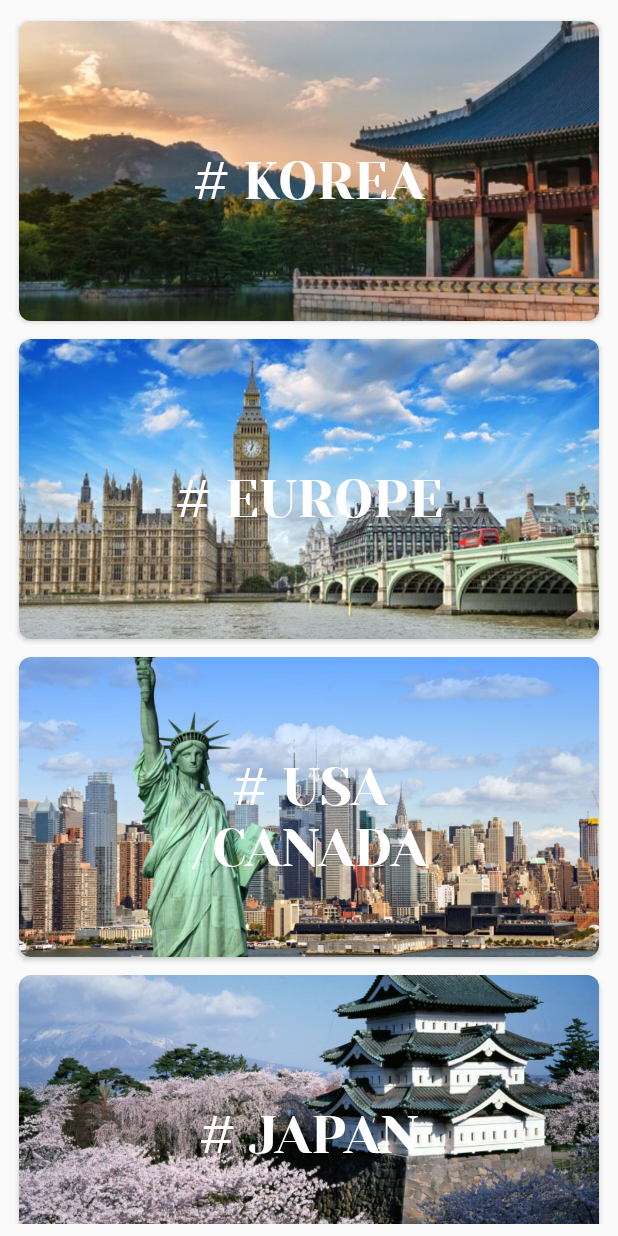
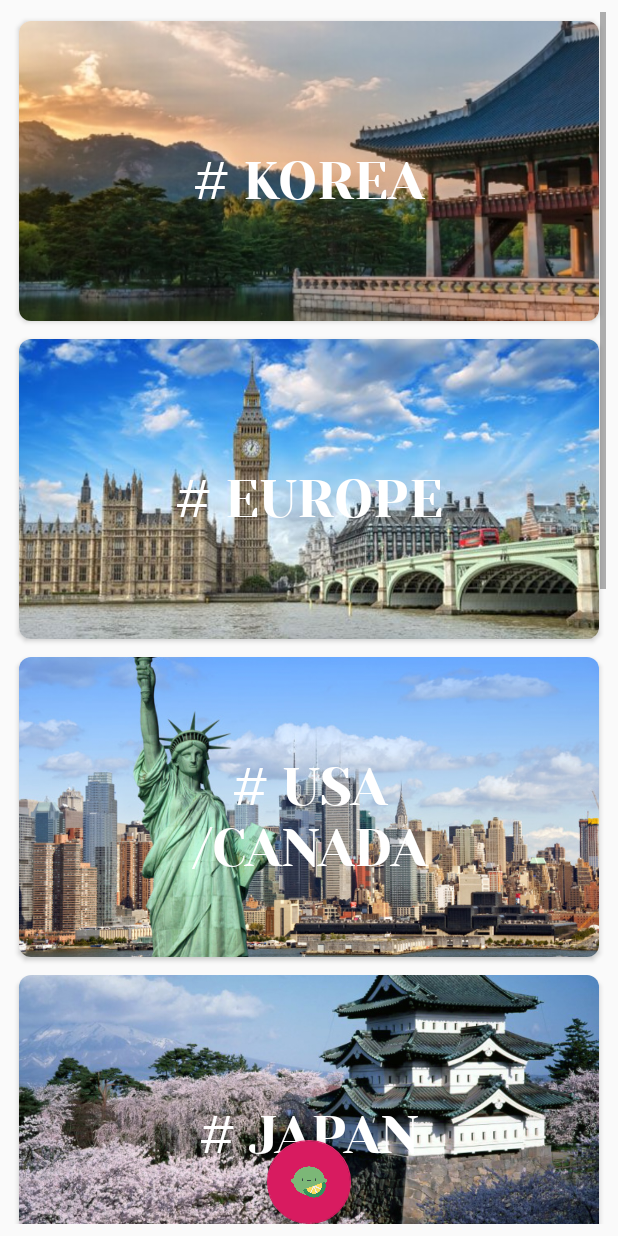
Before and after one commit to gus092/Mojito, an Android app: the fragment Tab1 shown on its own in the app's theme, after a tap on "BUTTON", on a phone screen of 412 x 824 dp. Run offline under Robolectric (Android 15) with nearby library versions, the phone set to English and light mode, and no system bars.

Commit message:
2:29 AM 20th July

```diff
--- a/app/src/main/AndroidManifest.xml
+++ b/app/src/main/AndroidManifest.xml
@@ -12,7 +12,6 @@
     <uses-permission android:name="android.permission.CAMERA" />
     <uses-feature android:name="android.hardware.camera"
         android:required="false" />
-
 
     <application
         android:allowBackup="true"
@@ -33,7 +32,6 @@
         </activity>
         <activity android:name=".uploadPhotoActivity"/>
         <activity android:name=".Party.PartyActivity"/>
-        <activity android:name=".BaseActivity"/>
         <activity android:name=".DetailGallery"/>
     </application>
 
--- a/app/src/main/java/com/example/mojito/BaseActivity.java
+++ /dev/null
@@ -1,58 +0,0 @@
-package com.example.mojito;
-
-import android.app.Activity;
-import android.content.Intent;
-import android.os.Bundle;
-
-import androidx.recyclerview.widget.GridLayoutManager;
-import androidx.recyclerview.widget.RecyclerView;
-
-import java.util.ArrayList;
-import java.util.List;
-
-
-public class BaseActivity extends Activity {
-
-    private GridLayoutManager lLayout;
-
-    public void onCreate(Bundle savedInstanceState) {
-        super.onCreate(savedInstanceState);
-        setContentView(R.layout.baseactivity);
-        List<Item> rowListItem = getAllItemList();
-        Intent i = getIntent();
-        String welcomupload = i.getStringExtra("main");
-
-        lLayout = new GridLayoutManager(this, 1);//category spancount
-
-        RecyclerView rView = (RecyclerView)findViewById(R.id.recycler_view);
-        rView.setHasFixedSize(true);
-        rView.setLayoutManager(lLayout);
-
-
-        RecyclerViewAdapter rcAdapter = new RecyclerViewAdapter(this, rowListItem);
-        rView.setAdapter(rcAdapter);
-
-    }
-    private List<Item> getAllItemList(){
-
-        List<Item> allItems = new ArrayList<Item>();
-
-                allItems.add(new Item("\n# KOREA", R.drawable.korea));
-                allItems.add(new Item("\n# EUROPE", R.drawable.london));
-                allItems.add(new Item("\n# USA\n/CANADA", R.drawable.usa));
-                allItems.add(new Item("\n# JAPAN", R.drawable.japan));
-                allItems.add(new Item("\n# AFRICA", R.drawable.africa));
-                allItems.add(new Item("\n# ASIA\n/INDIA", R.drawable.seaisa));
-                allItems.add(new Item("\n# CHINA\n/TAIWAN", R.drawable.taiwan));
-                allItems.add(new Item("\n# OTHERS", R.drawable.others));
-
-
-
-
-
-        //modified
-
-        return allItems;
-    }
-
-}
--- a/app/src/main/java/com/example/mojito/MainActivity.java
+++ b/app/src/main/java/com/example/mojito/MainActivity.java
@@ -1,95 +1,54 @@
 package com.example.mojito;
 
-
 import android.Manifest;
+import android.app.Activity;
+import android.content.Intent;
 import android.content.pm.PackageManager;
 import android.os.Build;
 import android.os.Bundle;
+import android.view.View;
+import android.widget.Button;
 import android.widget.TextView;
 import android.widget.Toast;
 
 import androidx.annotation.NonNull;
-import androidx.appcompat.app.AppCompatActivity;
+import androidx.recyclerview.widget.GridLayoutManager;
+import androidx.recyclerview.widget.RecyclerView;
 import androidx.viewpager.widget.ViewPager;
 
+import com.example.mojito.Party.PartyActivity;
 import com.example.mojito.ui.main.SectionsPagerAdapter;
+import com.google.android.gms.common.annotation.KeepForSdkWithMembers;
+import com.google.android.material.floatingactionbutton.FloatingActionButton;
 import com.google.android.material.tabs.TabLayout;
-import com.google.firebase.database.DatabaseReference;
-import com.google.firebase.database.FirebaseDatabase;
 
 import java.util.ArrayList;
 import java.util.List;
 
-public class MainActivity extends AppCompatActivity {
+public class MainActivity extends Activity{
+    private GridLayoutManager lLayout;
     private TextView tvData;
-
+    private FloatingActionButton btnParty;
     String[] permission_list = {
             Manifest.permission.WRITE_EXTERNAL_STORAGE,
-            Manifest.permission.READ_CONTACTS,
             Manifest.permission.CAMERA,
-            Manifest.permission.WRITE_EXTERNAL_STORAGE,
             Manifest.permission.INTERNET
-
     };
 
-//    private static final int MY_PERMISSIONS_REQUEST_READ_CONTACTS = 100;
-//    private static final int PICK_FROM_GALLERY = 1;
+    public void onCreate(Bundle savedInstanceState) {
+        super.onCreate(savedInstanceState);
+        setContentView(R.layout.mainactivity);
+        checkPermission();
+        final FloatingActionButton btnParty = findViewById(R.id.findparty);
+        btnParty.setOnClickListener(new FloatingActionButton.OnClickListener(){
+            @Override
+            public void onClick(View view){
+                Intent intent_party = new Intent(getBaseContext(), PartyActivity.class);
+                startActivity(intent_party);
+            }
 
-//    private List<String> Phone_number = new ArrayList<>();
-//    private List<String> Phone_name = new ArrayList<>();
+        });
 
-//    @Override
-//    public void onRequestPermissionsResult(int requestCode, String[] permission, int[] grantResults) {
-//        switch(requestCode) {
-//            case MY_PERMISSIONS_REQUEST_READ_CONTACTS: {
-//                if (grantResults.length > 0 && grantResults[0] == PackageManager.PERMISSION_GRANTED) {
-//
-//                } else {
-//
-//                }
-//                return;
-//            }
-//        }
-//    }
-
-    @Override
-    protected void onCreate(Bundle savedInstanceState) {
-        super.onCreate(savedInstanceState);
-        setContentView(R.layout.activity_main);
-
-
-//        if(ContextCompat.checkSelfPermission(MainActivity.this, Manifest.permission.READ_CONTACTS)!=PackageManager.PERMISSION_GRANTED) {
-//            if(ActivityCompat.shouldShowRequestPermissionRationale(MainActivity.this, Manifest.permission.READ_CONTACTS)) {
-//
-//            } else {
-//                ActivityCompat.requestPermissions(MainActivity.this, new String[] {Manifest.permission.READ_CONTACTS}, MY_PERMISSIONS_REQUEST_READ_CONTACTS);
-//            }
-//        } else {
-//
-//        }
-//
-//        try {
-//            if (ActivityCompat.checkSelfPermission(this, Manifest.permission.READ_EXTERNAL_STORAGE) != PackageManager.PERMISSION_GRANTED) {
-//                ActivityCompat.requestPermissions(this, new String[]{Manifest.permission.READ_EXTERNAL_STORAGE, Manifest.permission.WRITE_EXTERNAL_STORAGE}, PICK_FROM_GALLERY);
-//            } else {
-//                ActivityCompat.requestPermissions(MainActivity.this,
-//                        new String[]{Manifest.permission.READ_EXTERNAL_STORAGE},
-//                        MY_PERMISSIONS_REQUEST_READ_CONTACTS);
-////                Intent galleryIntent = new Intent(Intent.ACTION_PICK, android.provider.MediaStore.Images.Media.EXTERNAL_CONTENT_URI);
-////                startActivityForResult(galleryIntent, PICK_FROM_GALLERY);
-//            }
-//        } catch (Exception e) {
-//            e.printStackTrace();
-//        }
-//
-//        checkPermission();
-    }
-    public void initialize(){
-        SectionsPagerAdapter sectionsPagerAdapter = new SectionsPagerAdapter(this, getSupportFragmentManager());
-        ViewPager viewPager = findViewById(R.id.view_pager);
-        viewPager.setAdapter(sectionsPagerAdapter);
-        TabLayout tabs = findViewById(R.id.tabs);
-        tabs.setupWithViewPager(viewPager);
     }
 
     public void checkPermission(){
@@ -97,11 +56,9 @@ public class MainActivity extends AppCompatActivity {
         if(Build.VERSION.SDK_INT < Build.VERSION_CODES.M)
             return;
         List<String> PermissionList = new ArrayList<>();
-
         for(String permission : permission_list){
             //권한 허용 여부를 확인한다.
             int chk = checkCallingOrSelfPermission(permission);
-
             if(chk == PackageManager.PERMISSION_DENIED){
                 //권한 허용을여부를 확인하는 창을 띄운다
                 PermissionList.add(permission);
@@ -115,6 +72,7 @@ public class MainActivity extends AppCompatActivity {
         }
     }
 
+    //물어보는 건 두갠데 grandResult의 길이가 3
     @Override
     public void onRequestPermissionsResult(int requestCode, @NonNull String[] permissions, @NonNull int[] grantResults) {
         super.onRequestPermissionsResult(requestCode, permissions, grantResults);
@@ -122,25 +80,44 @@ public class MainActivity extends AppCompatActivity {
         {
             if(grantResults.length > 0) {
                 for (int i = 0; i < grantResults.length; i++) {
-                    //허용됬다면
                     if (grantResults[i] == PackageManager.PERMISSION_GRANTED) {
-
                     } else {
-                        Toast.makeText(getApplicationContext(), "앱권한설정하세요", Toast.LENGTH_LONG).show();
+                        Toast.makeText(getApplicationContext(), "Permission Required", Toast.LENGTH_LONG).show();
                         finish();
                         return;
                     }
                 }
             }
             else{
-                Toast.makeText(getApplicationContext(), "앱권한설정하세요", Toast.LENGTH_LONG).show();
+                Toast.makeText(getApplicationContext(), "Permission Required", Toast.LENGTH_LONG).show();
                 finish();
                 return;
             }
-
             initialize();
-
         }
     }
 
+    private List<Item> getAllItemList(){
+        List<Item> allItems = new ArrayList<Item>();
+                allItems.add(new Item("\n# KOREA", R.drawable.korea));
+                allItems.add(new Item("\n# EUROPE", R.drawable.london));
+                allItems.add(new Item("\n# USA\n/CANADA", R.drawable.usa));
+                allItems.add(new Item("\n# JAPAN", R.drawable.japan));
+                allItems.add(new Item("\n# AFRICA", R.drawable.africa));
+                allItems.add(new Item("\n# ASIA\n/INDIA", R.drawable.seaisa));
+                allItems.add(new Item("\n# CHINA\n/TAIWAN", R.drawable.taiwan));
+                allItems.add(new Item("\n# OTHERS", R.drawable.others));
+        return allItems;
+    }
+    public void initialize(){
+        List<Item> rowListItem = getAllItemList();
+        Intent i = getIntent();
+        String welcomupload = i.getStringExtra("main");
+        lLayout = new GridLayoutManager(this, 1);//category spancount
+        RecyclerView rView = (RecyclerView)findViewById(R.id.recycler_view);
+        rView.setHasFixedSize(true);
+        rView.setLayoutManager(lLayout);
+        RecyclerViewAdapter rcAdapter = new RecyclerViewAdapter(this, rowListItem);
+        rView.setAdapter(rcAdapter);
+    }
 }
--- a/app/src/main/java/com/example/mojito/Tab1.java
+++ b/app/src/main/java/com/example/mojito/Tab1.java
@@ -34,7 +34,7 @@ public class Tab1 extends Fragment {
         mainLogin.setOnClickListener(new View.OnClickListener() {
             @Override
             public void onClick(View v) {
-                Intent i = new Intent(getActivity(), BaseActivity.class);
+                Intent i = new Intent(getActivity(), MainActivity.class);
                 i.putExtra("main", "main");
                 startActivity(i);
             }
--- a/app/src/main/res/layout/baseactivity.xml
+++ /dev/null
@@ -1,39 +0,0 @@
-<LinearLayout xmlns:android="http://schemas.android.com/apk/res/android"
-    xmlns:tools="http://schemas.android.com/tools"
-    android:layout_width="match_parent"
-    android:layout_height="match_parent"
-    android:orientation="vertical">
-
-    <RelativeLayout
-        android:layout_width="match_parent"
-        android:layout_height="match_parent"
-        android:padding="8dp"
-        tools:context=".MainActivity">
-
-        <androidx.recyclerview.widget.RecyclerView
-            android:id="@+id/recycler_view"
-            android:layout_width="match_parent"
-            android:layout_height="match_parent"/>/
-            android:scrollbars="vertical" />
-
-    </RelativeLayout>
-
-</LinearLayout>
-
-
-
-    <!--<?xml version="1.0" encoding="utf-8"?>-->
-<!--<androidx.constraintlayout.widget.ConstraintLayout xmlns:android="http://schemas.android.com/apk/res/android"-->
-<!--xmlns:tools="http://schemas.android.com/tools"-->
-<!--android:layout_width="match_parent"-->
-<!--android:layout_height="match_parent"-->
-<!--xmlns:app="http://schemas.android.com/apk/res-auto">-->
-
-<!--<GridView-->
-    <!--android:id="@+id/galleryGridView"-->
-    <!--android:layout_width="match_parent"-->
-    <!--android:layout_height="match_parent"-->
-    <!--android:numColumns="2"-->
-    <!--app:layout_constraintStart_toStartOf="parent"-->
-    <!--&gt;</GridView>-->
-<!--</androidx.constraintlayout.widget.ConstraintLayout>-->
--- /dev/null
+++ b/app/src/main/res/layout/mainactivity.xml
@@ -0,0 +1,29 @@
+<LinearLayout xmlns:android="http://schemas.android.com/apk/res/android"
+    xmlns:app="http://schemas.android.com/apk/res-auto"
+    xmlns:tools="http://schemas.android.com/tools"
+    android:layout_width="match_parent"
+    android:layout_height="match_parent"
+    android:orientation="vertical">
+
+    <RelativeLayout
+        android:layout_width="match_parent"
+        android:layout_height="match_parent"
+        android:padding="8dp"
+        tools:context=".MainActivity">
+
+        <com.google.android.material.floatingactionbutton.FloatingActionButton
+            android:id="@+id/findparty"
+            android:layout_alignParentBottom="true"
+            android:layout_centerHorizontal="true"
+            android:layout_width="wrap_content"
+            android:layout_height="wrap_content"
+            android:clickable="true"
+            app:srcCompat="@drawable/lime" />
+
+        <androidx.recyclerview.widget.RecyclerView
+            android:id="@+id/recycler_view"
+            android:layout_width="match_parent"
+            android:layout_height="match_parent"
+            android:scrollbars="vertical" />
+    </RelativeLayout>
+</LinearLayout>
--- a/app/src/main/res/layout/partyactivity.xml
+++ b/app/src/main/res/layout/partyactivity.xml
@@ -17,7 +17,7 @@
             android:layout_width="match_parent"
             android:layout_height="wrap_content"
             android:text="New party!"
-            android:textAllCaps="false" />
+            android:textAllCaps="false"/>
 
         <androidx.recyclerview.widget.RecyclerView
             android:id="@+id/party_recycler"
```
Also changed, not shown: app/src/main/java/com/example/mojito/Party/PartyActivity.java (+0 -7 lines), app/src/main/res/layout/activity_main.xml (deleted, +0 -44 lines), app/src/main/res/drawable/lime.png (added).
